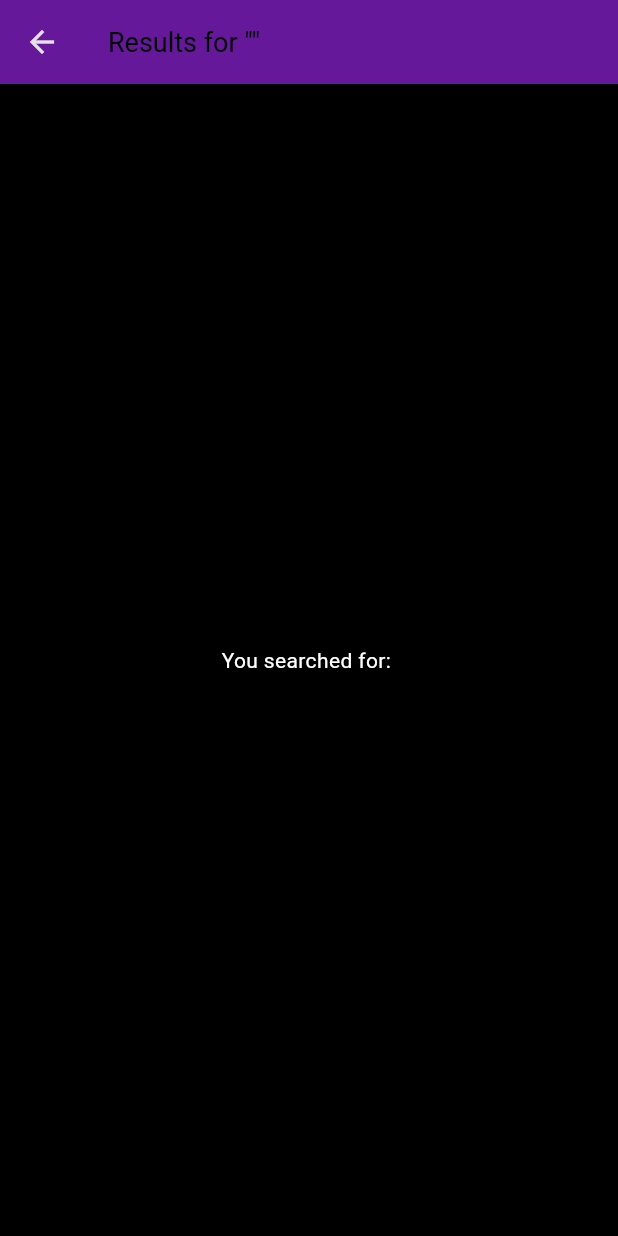
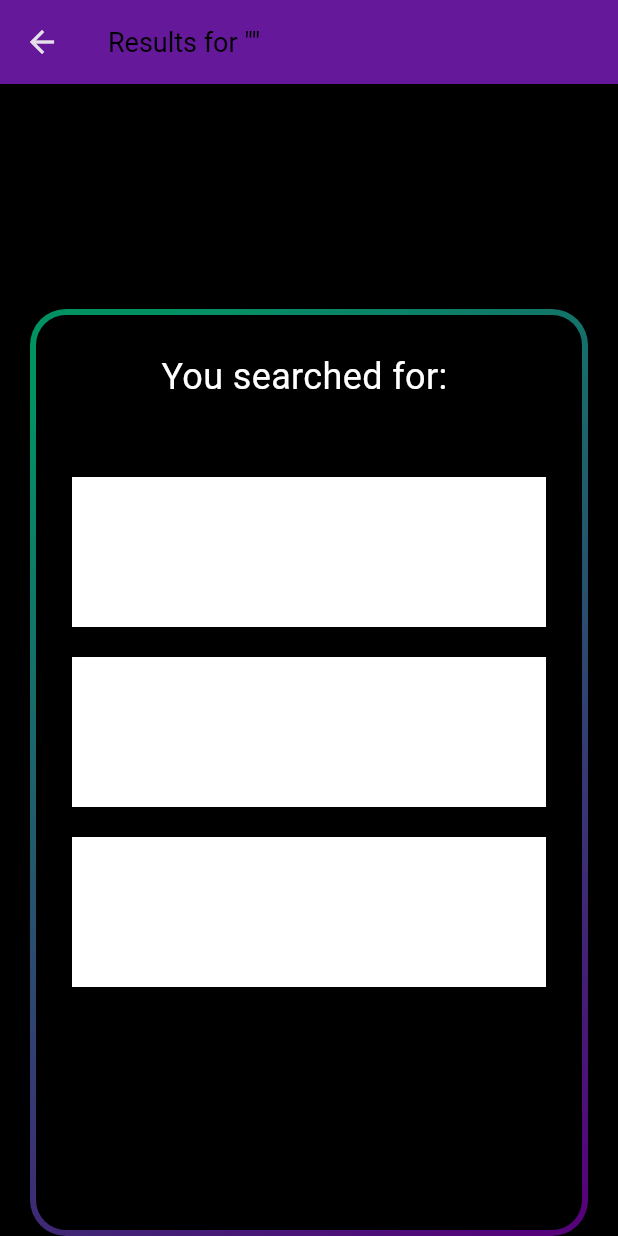
Before and after one commit to shaoming11/supplyme-client, a Flutter app: the SearchPage screen opened directly with empty values, on a phone screen of 412 x 824 dp. Run offline on Flutter 3.47's test engine with Material 3 defaults, Android fonts, the phone set to English and light mode, and no system bars.

Commit message:
animation

```diff
--- a/supply_me_app/lib/main.dart
+++ b/supply_me_app/lib/main.dart
@@ -67,8 +67,8 @@ class _MyAppState extends State<MyApp> {
           child: Container(
             padding: EdgeInsets.all(0),
             child: Column(
+              spacing: 15,
               mainAxisSize: MainAxisSize.min,
-              spacing: 15,
               children: [
                 SizedBox(
                   width: double.infinity,
@@ -153,17 +153,110 @@ void _handleSearch(BuildContext context, String query) {
   }
 }
 
-class SearchPage extends StatelessWidget {
+class SearchPage extends StatefulWidget {
   final String query;
 
   const SearchPage({super.key, required this.query});
 
   @override
+  State<SearchPage> createState() => _SearchPageState();
+}
+
+class _SearchPageState extends State<SearchPage> with SingleTickerProviderStateMixin {
+  late AnimationController _controller;
+  late Animation<Alignment> _begin = AlwaysStoppedAnimation(Alignment.topLeft);
+  late Animation<Alignment> _end = AlwaysStoppedAnimation(Alignment.bottomRight);
+
+  @override
+  void initState() {
+    super.initState();
+    _controller = AnimationController(
+      duration: const Duration(seconds: 4),
+      vsync: this,
+    );
+
+    _begin = TweenSequence<Alignment>([
+      TweenSequenceItem(tween: Tween(begin: Alignment.topLeft, end: Alignment.bottomLeft), weight: 1),
+      TweenSequenceItem(tween: Tween(begin: Alignment.bottomLeft, end: Alignment.bottomRight), weight: 1),
+      TweenSequenceItem(tween: Tween(begin: Alignment.bottomRight, end: Alignment.topRight), weight: 1),
+      TweenSequenceItem(tween: Tween(begin: Alignment.topRight, end: Alignment.topLeft), weight: 1),
+    ]).animate(_controller);
+
+    _end = TweenSequence<Alignment>([
+      TweenSequenceItem(tween: Tween(begin: Alignment.bottomRight, end: Alignment.bottomLeft), weight: 1),
+      TweenSequenceItem(tween: Tween(begin: Alignment.bottomLeft, end: Alignment.topLeft), weight: 1),
+      TweenSequenceItem(tween: Tween(begin: Alignment.topLeft, end: Alignment.topRight), weight: 1),
+      TweenSequenceItem(tween: Tween(begin: Alignment.topRight, end: Alignment.bottomRight), weight: 1),
+    ]).animate(_controller);
+
+    _controller.repeat();
+  }
+
+  @override
+  void dispose() {
+    _controller.dispose();
+    super.dispose();
+  }
+
+  Widget _buildAnimatedBorderBox({required Widget child}) {
+    return AnimatedBuilder(
+      animation: _controller,
+      builder: (context, _) {
+        return Container(
+          padding: const EdgeInsets.all(4), // border thickness
+          decoration: BoxDecoration(
+            borderRadius: BorderRadius.circular(24),
+            gradient: LinearGradient(
+              begin: _begin.value,
+              end: _end.value,
+              colors: const [Color.fromARGB(255, 85, 2, 123), Color.fromARGB(255, 1, 146, 100)],
+            ),
+          ),
+          child: Container(
+            decoration: BoxDecoration(
+              color: Colors.black, // solid color inside
+              borderRadius: BorderRadius.circular(20),
+            ),
+            child: child,
+          ),
+        );
+      },
+    );
+  }
+
+  @override
   Widget build(BuildContext context) {
     return Scaffold(
-      appBar: AppBar(title: Text('Results for "$query"')),
-      body: Center(
-        child: Text('You searched for: $query'),
+      appBar: AppBar(title: Text('Results for "${widget.query}"')),
+      body: Padding(
+        padding: const EdgeInsets.only(top: 50, left: 20, right: 20),
+        child: Align(
+          alignment: Alignment.bottomCenter,
+          child: SizedBox(
+            height: MediaQuery.of(context).size.height * 0.75, // 75% of screen height
+            child: _buildAnimatedBorderBox(
+              child: Padding(
+                padding: const EdgeInsets.all(24),
+                child: Column(
+                  mainAxisSize: MainAxisSize.min,
+                  children: [
+                    Text(
+                      'You searched for: ${widget.query}',
+                      style: const TextStyle(fontSize: 24, color: Colors.white),
+                    ),
+                    const SizedBox(height: 30),
+                    ...List.generate(3, (i) => Container(
+                          color: Colors.white,
+                          margin: const EdgeInsets.only(top: 20),
+                          height: 100,
+                          width: double.infinity,
+                        )),
+                  ],
+                ),
+              ),
+            ),
+          ),
+        ),
       ),
     );
   }
```
